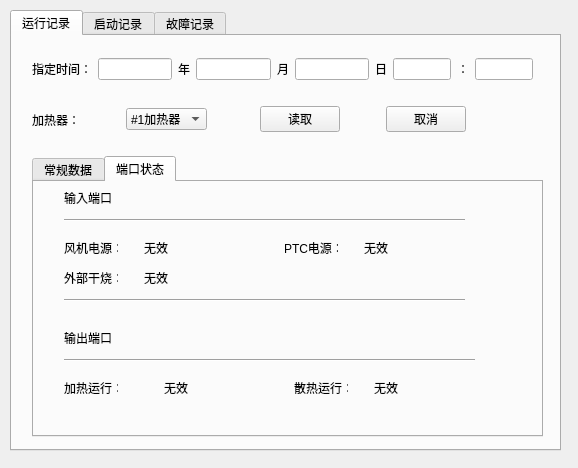
Above: cheaterhistoryrecord.ui from samier958/heaterClient before the change. Below: the same form after it.
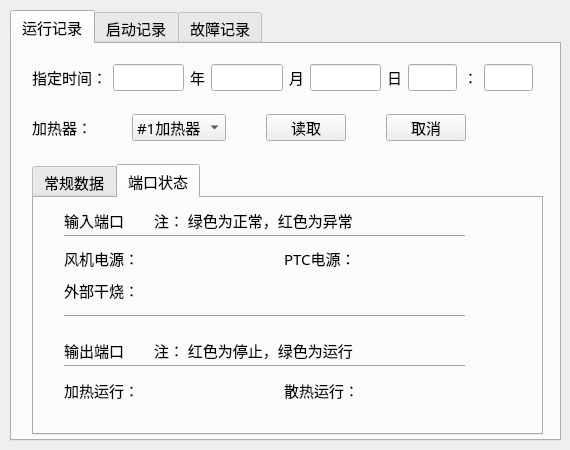
That is the form after the change. The open tabs and pages were chosen to show the change. Icons and pictures are not drawn.

Diff of the .ui file:
```diff
--- a/cheaterhistoryrecord.ui
+++ b/cheaterhistoryrecord.ui
@@ -6,8 +6,8 @@
    <rect>
     <x>0</x>
     <y>0</y>
-    <width>578</width>
-    <height>468</height>
+    <width>570</width>
+    <height>450</height>
    </rect>
   </property>
   <property name="windowTitle">
@@ -19,9 +19,15 @@
      <x>10</x>
      <y>10</y>
      <width>551</width>
-     <height>441</height>
+     <height>431</height>
     </rect>
    </property>
+   <property name="font">
+    <font>
+     <family>宋体</family>
+     <pointsize>11</pointsize>
+    </font>
+   </property>
    <property name="currentIndex">
     <number>0</number>
    </property>
@@ -35,7 +41,7 @@
        <x>20</x>
        <y>120</y>
        <width>511</width>
-       <height>281</height>
+       <height>271</height>
       </rect>
      </property>
      <property name="currentIndex">
@@ -159,8 +165,8 @@
         <rect>
          <x>30</x>
          <y>10</y>
-         <width>54</width>
-         <height>12</height>
+         <width>75</width>
+         <height>25</height>
         </rect>
        </property>
        <property name="text">
@@ -184,9 +190,9 @@
        <property name="geometry">
         <rect>
          <x>30</x>
-         <y>60</y>
-         <width>54</width>
-         <height>12</height>
+         <y>48</y>
+         <width>75</width>
+         <height>25</height>
         </rect>
        </property>
        <property name="text">
@@ -197,9 +203,9 @@
        <property name="geometry">
         <rect>
          <x>30</x>
-         <y>90</y>
-         <width>54</width>
-         <height>12</height>
+         <y>80</y>
+         <width>75</width>
+         <height>25</height>
         </rect>
        </property>
        <property name="text">
@@ -210,9 +216,9 @@
        <property name="geometry">
         <rect>
          <x>250</x>
-         <y>60</y>
-         <width>54</width>
-         <height>12</height>
+         <y>48</y>
+         <width>75</width>
+         <height>25</height>
         </rect>
        </property>
        <property name="text">
@@ -223,9 +229,9 @@
        <property name="geometry">
         <rect>
          <x>30</x>
-         <y>150</y>
-         <width>54</width>
-         <height>12</height>
+         <y>140</y>
+         <width>75</width>
+         <height>25</height>
         </rect>
        </property>
        <property name="text">
@@ -249,8 +255,8 @@
        <property name="geometry">
         <rect>
          <x>30</x>
-         <y>170</y>
-         <width>411</width>
+         <y>160</y>
+         <width>401</width>
          <height>16</height>
         </rect>
        </property>
@@ -262,9 +268,9 @@
        <property name="geometry">
         <rect>
          <x>30</x>
-         <y>200</y>
-         <width>54</width>
-         <height>12</height>
+         <y>180</y>
+         <width>75</width>
+         <height>25</height>
         </rect>
        </property>
        <property name="text">
@@ -274,10 +280,10 @@
       <widget class="QLabel" name="label_46">
        <property name="geometry">
         <rect>
-         <x>260</x>
-         <y>200</y>
-         <width>54</width>
-         <height>12</height>
+         <x>250</x>
+         <y>180</y>
+         <width>75</width>
+         <height>25</height>
         </rect>
        </property>
        <property name="text">
@@ -288,70 +294,111 @@
        <property name="geometry">
         <rect>
          <x>110</x>
-         <y>60</y>
-         <width>54</width>
-         <height>12</height>
+         <y>48</y>
+         <width>50</width>
+         <height>32</height>
         </rect>
        </property>
        <property name="text">
-        <string>无效</string>
+        <string/>
+       </property>
+       <property name="pixmap">
+        <pixmap resource="res.qrc">:/res/res/redCircle.png</pixmap>
        </property>
       </widget>
       <widget class="QLabel" name="externalBurdenPort">
        <property name="geometry">
         <rect>
          <x>110</x>
-         <y>90</y>
-         <width>54</width>
-         <height>12</height>
+         <y>80</y>
+         <width>50</width>
+         <height>32</height>
         </rect>
        </property>
        <property name="text">
-        <string>无效</string>
+        <string/>
+       </property>
+       <property name="pixmap">
+        <pixmap resource="res.qrc">:/res/res/redCircle.png</pixmap>
        </property>
       </widget>
       <widget class="QLabel" name="ptcPowerPort">
        <property name="geometry">
         <rect>
          <x>330</x>
-         <y>60</y>
-         <width>54</width>
-         <height>12</height>
+         <y>48</y>
+         <width>50</width>
+         <height>32</height>
         </rect>
        </property>
        <property name="text">
-        <string>无效</string>
+        <string/>
+       </property>
+       <property name="pixmap">
+        <pixmap resource="res.qrc">:/res/res/redCircle.png</pixmap>
        </property>
       </widget>
       <widget class="QLabel" name="heatingPort">
        <property name="geometry">
         <rect>
-         <x>130</x>
-         <y>200</y>
-         <width>54</width>
-         <height>12</height>
+         <x>110</x>
+         <y>180</y>
+         <width>50</width>
+         <height>32</height>
         </rect>
        </property>
        <property name="text">
-        <string>无效</string>
+        <string/>
+       </property>
+       <property name="pixmap">
+        <pixmap resource="res.qrc">:/res/res/redCircle.png</pixmap>
        </property>
       </widget>
       <widget class="QLabel" name="radiatingPort">
        <property name="geometry">
         <rect>
-         <x>340</x>
-         <y>200</y>
-         <width>54</width>
-         <height>12</height>
+         <x>330</x>
+         <y>180</y>
+         <width>50</width>
+         <height>32</height>
         </rect>
        </property>
        <property name="text">
-        <string>无效</string>
+        <string/>
+       </property>
+       <property name="pixmap">
+        <pixmap resource="res.qrc">:/res/res/redCircle.png</pixmap>
+       </property>
+      </widget>
+      <widget class="QLabel" name="label_47">
+       <property name="geometry">
+        <rect>
+         <x>120</x>
+         <y>10</y>
+         <width>221</width>
+         <height>25</height>
+        </rect>
+       </property>
+       <property name="text">
+        <string>注： 绿色为正常，红色为异常</string>
+       </property>
+      </widget>
+      <widget class="QLabel" name="label_48">
+       <property name="geometry">
+        <rect>
+         <x>120</x>
+         <y>140</y>
+         <width>221</width>
+         <height>25</height>
+        </rect>
+       </property>
+       <property name="text">
+        <string>注： 红色为停止，绿色为运行</string>
        </property>
       </widget>
      </widget>
     </widget>
-    <widget class="QWidget" name="">
+    <widget class="QWidget" name="layoutWidget">
      <property name="geometry">
       <rect>
        <x>20</x>
@@ -460,13 +507,13 @@
       </item>
      </layout>
     </widget>
-    <widget class="QWidget" name="">
+    <widget class="QWidget" name="layoutWidget">
      <property name="geometry">
       <rect>
        <x>20</x>
        <y>20</y>
        <width>501</width>
-       <height>26</height>
+       <height>27</height>
       </rect>
      </property>
      <layout class="QHBoxLayout" name="horizontalLayout_2">
```
Left out of the diff: 78 changed lines with no effect on the pictures.
